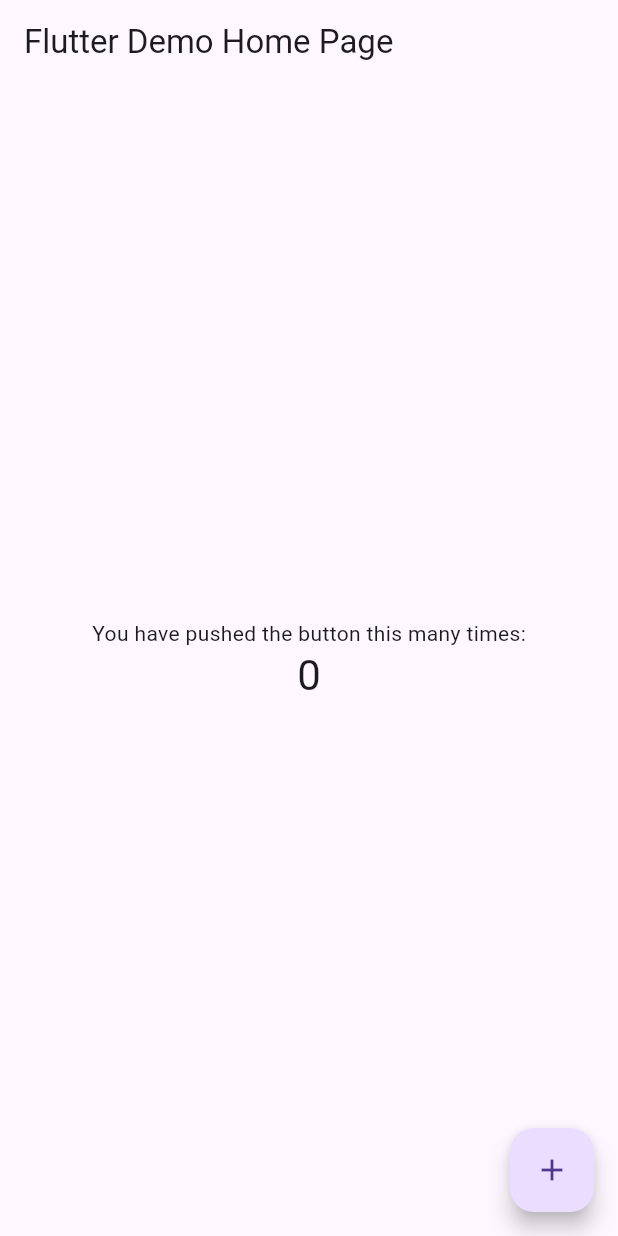
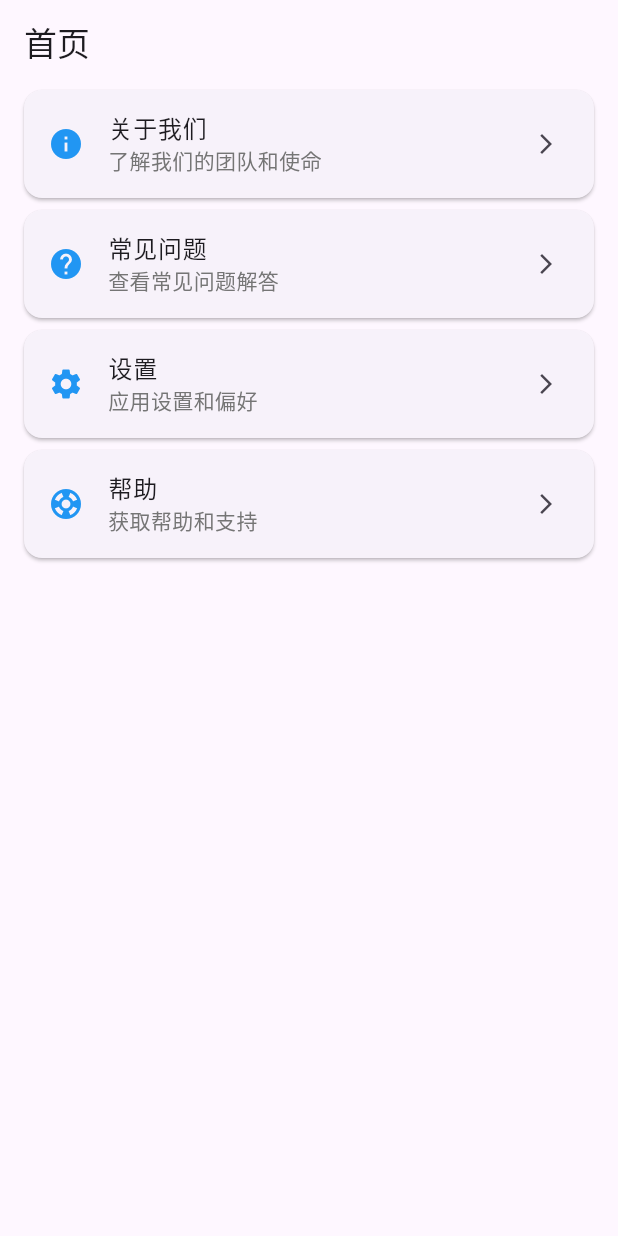
Before and after one commit to zhengju/flutter_privatealbum, a Flutter app: the screen it shows after launch, on a phone screen of 412 x 824 dp. Run offline on Flutter 3.47's test engine with Material 3 defaults, Android fonts, the phone set to English and light mode, and no system bars; our stand-ins replace go_router.

```diff
--- a/lib/about_qa.dart
+++ b/lib/about_qa.dart
@@ -2,6 +2,7 @@ import 'package:flutter/foundation.dart';
 import 'package:flutter/material.dart';
 import 'package:flutter/services.dart';
 import './res/about_qa_data.dart';
+import 'package:go_router/go_router.dart';
 
 class AboutQAPage extends StatefulWidget {
   const AboutQAPage({super.key, required this.title});
@@ -43,6 +44,7 @@ class _AboutQAPageState extends State<AboutQAPage> {
               } catch (e) {
                 debugPrint('调用iOS方法错误: $e');
                 // Navigator.pop(context);
+                context.go('/');
               }
             },
           ),
--- a/lib/main.dart
+++ b/lib/main.dart
@@ -1,48 +1,52 @@
 import 'package:flutter/material.dart';
 import 'package:flutter_privatealbum/about_us.dart';
 import 'about_qa.dart';
+import 'package:go_router/go_router.dart';
 
 void main() => runApp(const MyApp());
 
+final GoRouter _router = GoRouter(
+  routes: <RouteBase>[
+    GoRoute(
+      path: '/',
+      builder: (BuildContext context, GoRouterState state) {
+        return const MyHomePage(title: "首页");
+      },
+      routes: <RouteBase>[
+        GoRoute(
+          path: 'about_qa',
+          name: 'about_qa',
+          builder: (BuildContext context, GoRouterState state) {
+            return const AboutQAPage(title: "常见问题");
+          },
+        ),
+        GoRoute(
+          path: 'about_us',
+          name: 'about_us',
+          builder: (BuildContext context, GoRouterState state) {
+            return const AboutUsPage(title: "关于我们");
+          },
+        ),
+      ],
+    ),
+  ],
+  // 添加错误处理
+  // errorBuilder: (context, state) => const ErrorPage(),
+);
+
 class MyApp extends StatelessWidget {
   const MyApp({super.key});
-
-  // This widget is the root of your application.
   @override
   Widget build(BuildContext context) {
-    return MaterialApp(
-      title: 'Flutter Demo',
-      theme: ThemeData(
-        // This is the theme of your application.
-        //
-        // Try running your application with "flutter run". You'll see the
-        // application has a blue toolbar. Then, without quitting the app, try
-        // changing the primarySwatch below to Colors.green and then invoke
-        // "hot reload" (press "r" in the console where you ran "flutter run",
-        // or press Run > Flutter Hot Reload in a Flutter IDE). Notice that the
-        // counter didn't reset back to zero; the application is not restarted.
-        primarySwatch: Colors.blue,
-      ),
-      home: const MyHomePage(title: 'Flutter Demo Home Page'),
-      routes: {
-        "/about_qa": (context) => AboutQAPage(title: "常见问题"),
-        "/about_us": (context) => AboutUsPage(title: "关于我们"),
-      },
+    return MaterialApp.router(
+      theme: ThemeData(primaryColor: Colors.blue),
+      routerConfig: _router,
     );
   }
 }
 
 class MyHomePage extends StatefulWidget {
   const MyHomePage({super.key, required this.title});
-
-  // This widget is the home page of your application. It is stateful, meaning
-  // that it has a State object (defined below) that contains fields that affect
-  // how it looks.
-
-  // This class is the configuration for the state. It holds the values (in this
-  // case the title) provided by the parent (in this case the App widget) and
-  // used by the build method of the State. Fields in a Widget subclass are
-  // always marked "final".
 
   final String title;
 
@@ -51,67 +55,66 @@ class MyHomePage extends StatefulWidget {
 }
 
 class _MyHomePageState extends State<MyHomePage> {
-  int _counter = 0;
-
-  void _incrementCounter() {
-    setState(() {
-      // This call to setState tells the Flutter framework that something has
-      // changed in this State, which causes it to rerun the build method below
-      // so that the display can reflect the updated values. If we changed
-      // _counter without calling setState(), then the build method would not be
-      // called again, and so nothing would appear to happen.
-      // _counter++;
-      Navigator.pushNamed(context, "/about_qa");
-    });
-  }
+  // 列表数据
+  final List<Map<String, dynamic>> _menuItems = [
+    {
+      'title': '关于我们',
+      'subtitle': '了解我们的团队和使命',
+      'icon': Icons.info,
+      'route': '/about_us',
+    },
+    {
+      'title': '常见问题',
+      'subtitle': '查看常见问题解答',
+      'icon': Icons.help,
+      'route': '/about_qa',
+    },
+    {
+      'title': '设置',
+      'subtitle': '应用设置和偏好',
+      'icon': Icons.settings,
+      'route': '/settings',
+    },
+    {
+      'title': '帮助',
+      'subtitle': '获取帮助和支持',
+      'icon': Icons.support,
+      'route': '/help',
+    },
+  ];
 
   @override
   Widget build(BuildContext context) {
-    // This method is rerun every time setState is called, for instance as done
-    // by the _incrementCounter method above.
-    //
-    // The Flutter framework has been optimized to make rerunning build methods
-    // fast, so that you can just rebuild anything that needs updating rather
-    // than having to individually change instances of widgets.
     return Scaffold(
-      appBar: AppBar(
-        // Here we take the value from the MyHomePage object that was created by
-        // the App.build method, and use it to set our appbar title.
-        title: Text(widget.title),
+      appBar: AppBar(title: Text(widget.title)),
+      body: ListView.builder(
+        itemCount: _menuItems.length,
+        itemBuilder: (context, index) {
+          final item = _menuItems[index];
+          return Card(
+            margin: const EdgeInsets.symmetric(horizontal: 16, vertical: 4),
+            child: ListTile(
+              leading: Icon(
+                item['icon'],
+                color: Theme.of(context).primaryColor,
+              ),
+              title: Text(
+                item['title'],
+                style: const TextStyle(
+                  fontSize: 16,
+                  fontWeight: FontWeight.w500,
+                ),
+              ),
+              subtitle: Text(
+                item['subtitle'],
+                style: TextStyle(fontSize: 14, color: Colors.grey[600]),
+              ),
+              trailing: const Icon(Icons.arrow_forward_ios, size: 16),
+              onTap: () => context.go(item['route']),
+            ),
+          );
+        },
       ),
-      body: Center(
-        // Center is a layout widget. It takes a single child and positions it
-        // in the middle of the parent.
-        child: Column(
-          // Column is also a layout widget. It takes a list of children and
-          // arranges them vertically. By default, it sizes itself to fit its
-          // children horizontally, and tries to be as tall as its parent.
-          //
-          // Invoke "debug painting" (press "p" in the console, choose the
-          // "Toggle Debug Paint" action from the Flutter Inspector in Android
-          // Studio, or the "Toggle Debug Paint" command in Visual Studio Code)
-          // to see the wireframe for each widget.
-          //
-          // Column has various properties to control how it sizes itself and
-          // how it positions its children. Here we use mainAxisAlignment to
-          // center the children vertically; the main axis here is the vertical
-          // axis because Columns are vertical (the cross axis would be
-          // horizontal).
-          mainAxisAlignment: MainAxisAlignment.center,
-          children: <Widget>[
-            const Text('You have pushed the button this many times:'),
-            Text(
-              '$_counter',
-              style: Theme.of(context).textTheme.headlineMedium,
-            ),
-          ],
-        ),
-      ),
-      floatingActionButton: FloatingActionButton(
-        onPressed: _incrementCounter,
-        tooltip: 'Increment',
-        child: const Icon(Icons.add),
-      ), // This trailing comma makes auto-formatting nicer for build methods.
     );
   }
 }
--- a/lib/res/about_qa_data.dart
+++ b/lib/res/about_qa_data.dart
@@ -2,10 +2,10 @@ var listData = [
   {
     "question": "本APP和其它同类应用有什么不同?",
     "answer":
-        "橙子时钟采用了最高级别的加密技术，确保您的照片和视频安全存储。与其他应用不同，橙子微笑提供了完整的隐私保护解决方案，包括私密相册核心功能。",
+        "橙子时钟采用了最高级别的加密技术，确保您的照片和视频安全存储。与其他应用不同，橙子时钟提供了完整的隐私保护解决方案，包括私密相册核心功能。",
   },
   {
-    "question": "橙子微笑是如何确保照片与视频的安全?",
+    "question": "橙子时钟是如何确保照片与视频的安全?",
     "answer":
         "橙子时钟使用AES-256加密算法对照片和视频进行加密存储，确保即使设备丢失或被盗，您的私密内容也不会被他人查看。所有数据都经过本地加密处理，不会上传到任何服务器。",
   },
--- a/pubspec.yaml
+++ b/pubspec.yaml
@@ -27,6 +27,7 @@ dependencies:
   # The following adds the Cupertino Icons font to your application.
   # Use with the CupertinoIcons class for iOS style icons.
   cupertino_icons: ^1.0.8
+  go_router: ^16.2.2
 
 dev_dependencies:
   flutter_test:
```
Also changed, not shown: pubspec.lock.
